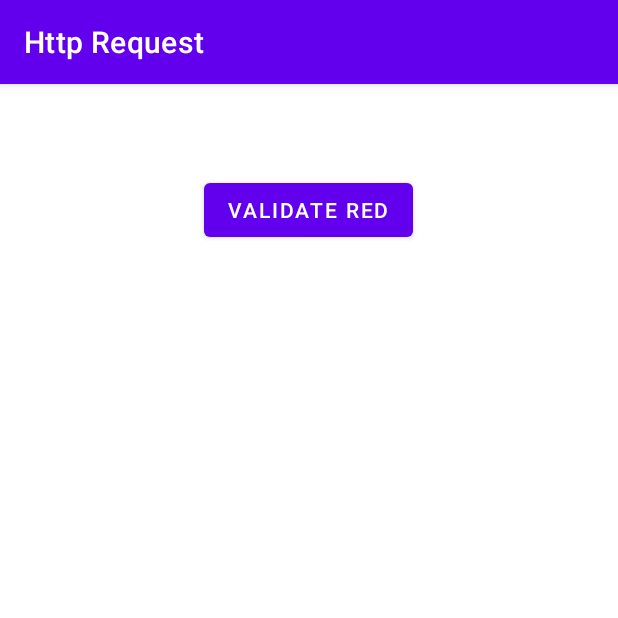
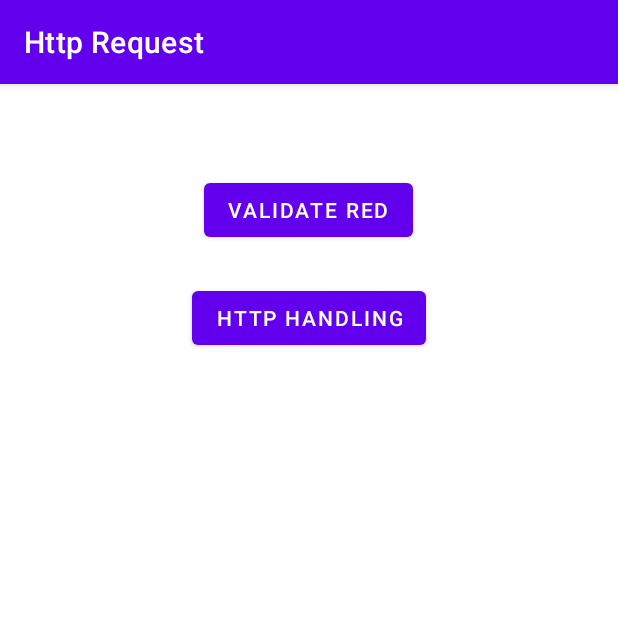
Before and after one commit to AcxelMorales/Http-Kotlin, an Android app: the screen it shows after launch (MainActivity), on a phone screen of 412 x 824 dp, the top half of it. Run offline under Robolectric (Android 15) with nearby library versions, the phone set to English and light mode, and no system bars.

Commit message:
Added native http handling

```diff
--- a/app/src/main/res/layout/activity_main.xml
+++ b/app/src/main/res/layout/activity_main.xml
@@ -17,4 +17,14 @@
         app:layout_constraintStart_toStartOf="parent"
         app:layout_constraintTop_toTopOf="parent" />
 
+    <Button
+        android:id="@+id/btnHttpHandler"
+        android:layout_width="wrap_content"
+        android:layout_height="wrap_content"
+        android:layout_marginTop="24dp"
+        android:text="Http Handling"
+        app:layout_constraintEnd_toEndOf="parent"
+        app:layout_constraintStart_toStartOf="parent"
+        app:layout_constraintTop_toBottomOf="@+id/btnValidateRed" />
+
 </androidx.constraintlayout.widget.ConstraintLayout>
```
Also changed, not shown: app/src/main/java/com/acxelmorales/http/MainActivity.kt (+39 -0 lines).
